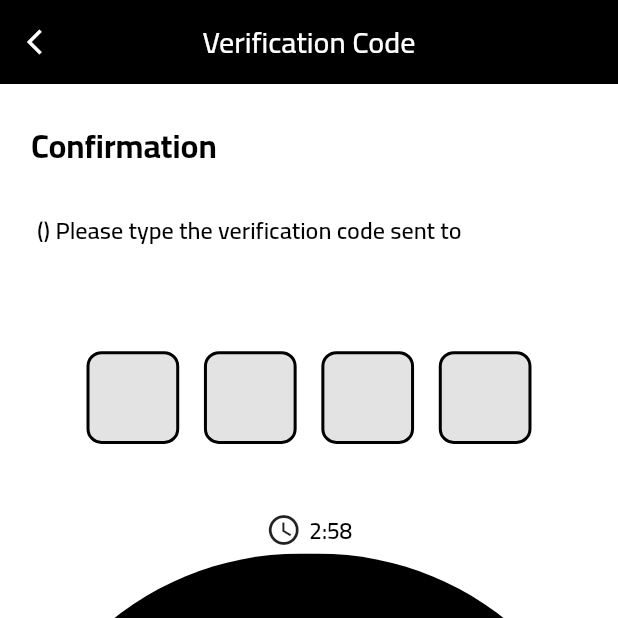
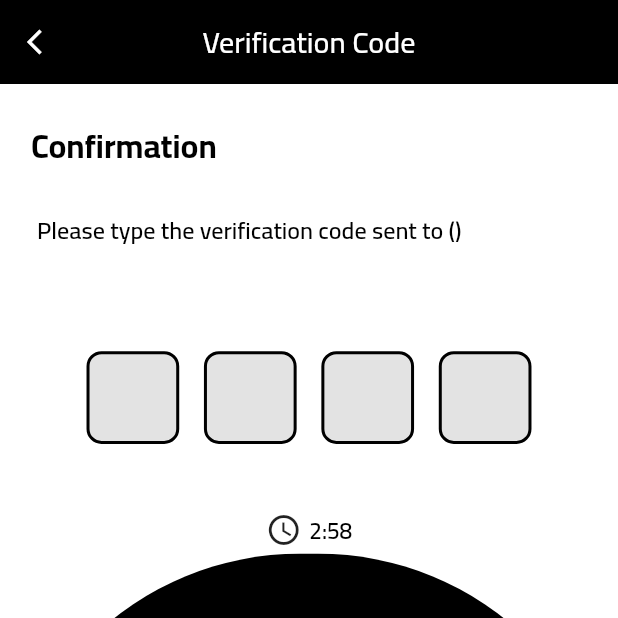
Before and after one commit to islam-kamal/almajid-main, a Flutter app: the VerificationCodeScreen screen opened directly with empty values, on a phone screen of 412 x 824 dp, the top half of it. Run offline on Flutter 3.47's test engine with Material 2 defaults, Android fonts, the phone set to English and light mode, and no system bars; our stand-ins replace another_flushbar, badges, bloc, carousel_pro, carousel_slider, country_code_picker and 26 more; missing offline and left inert: circle_bottom_navigation_bar, clippy_flutter, country_list_pick, grouped_checkbox, network_info_plus, search_widget; accounts and stored records are empty; network calls fail; statements that could not run were skipped.

```diff
--- a/lib/screens/auth/login_with_phone_screen.dart
+++ b/lib/screens/auth/login_with_phone_screen.dart
@@ -230,8 +230,6 @@ class LoginWithPhoneScreenState extends State<LoginWithPhoneScreen>
                     countryFilter: ['SA', 'KW', ],
                     showFlagDialog: true,
                   ),
-
-
                 ],
               )
 
--- a/lib/screens/auth/verification_code_screen.dart
+++ b/lib/screens/auth/verification_code_screen.dart
@@ -300,7 +300,7 @@ class _OtpState extends State<VerificationCodeScreen>
 
   // Return "Email" label
   get _getEmailLabel {
-    return Directionality(textDirection: MyApp.app_langauge == 'ar' ? TextDirection.ltr : TextDirection.rtl,
+    return Directionality(textDirection: MyApp.app_langauge == 'ar' ? TextDirection.ltr : TextDirection.ltr,
     child: Padding(
         padding: EdgeInsets.only(
             right: StaticData.get_width(context) * 0.06,
```
